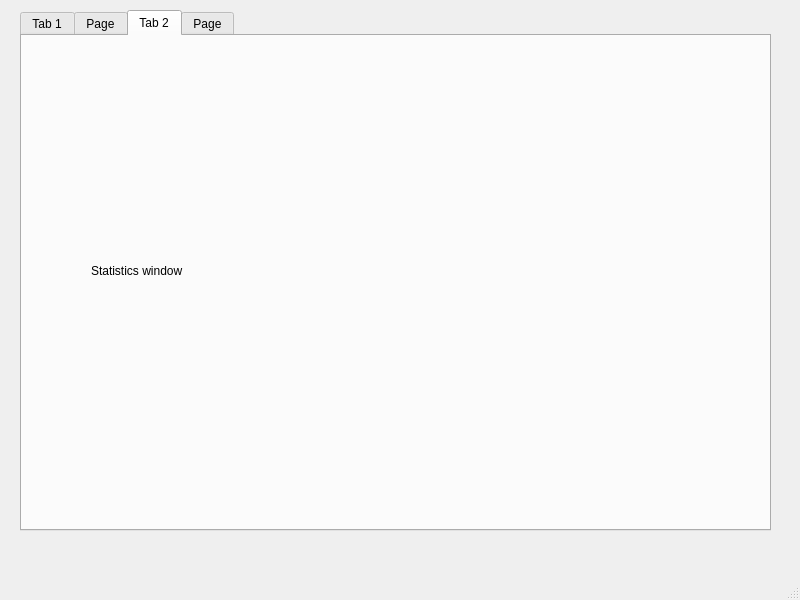
Above: apps/mainwindow.ui from coolGroup2005/tinkoffsdk_qt_app before the change. Below: the same form after it.
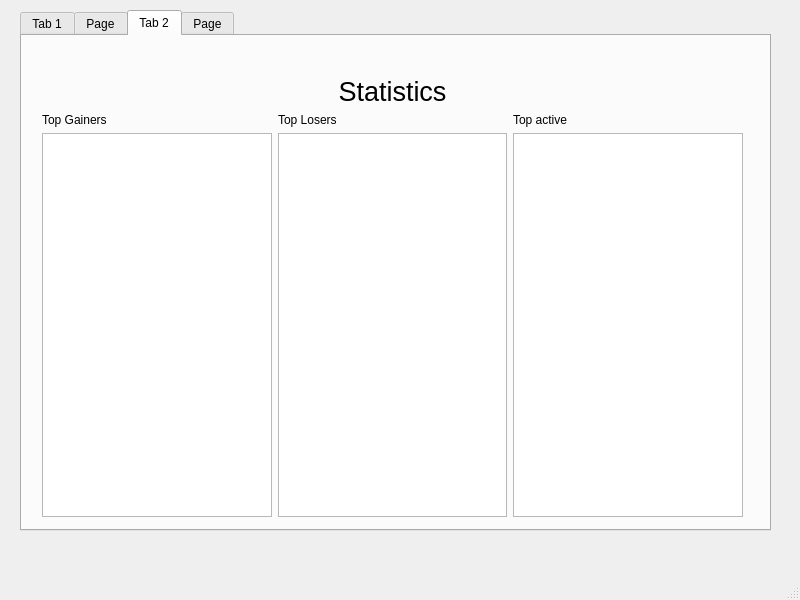
That is the form after the change. The open tabs and pages were chosen to show the change.

Commit message: modify statistics page

Patch:
```diff
--- a/apps/mainwindow.ui
+++ b/apps/mainwindow.ui
@@ -185,20 +185,80 @@
         <widget class="QWidget" name="verticalLayoutWidget_2">
          <property name="geometry">
           <rect>
-           <x>69</x>
-           <y>19</y>
-           <width>601</width>
-           <height>431</height>
+           <x>20</x>
+           <y>40</y>
+           <width>701</width>
+           <height>441</height>
           </rect>
          </property>
          <layout class="QVBoxLayout" name="verticalLayout_2">
           <item>
-           <widget class="QLabel" name="label">
+           <widget class="QLabel" name="statistics_header">
+            <property name="font">
+             <font>
+              <pointsize>20</pointsize>
+             </font>
+            </property>
+            <property name="lineWidth">
+             <number>5</number>
+            </property>
             <property name="text">
-             <string>Statistics window</string>
+             <string>Statistics</string>
+            </property>
+            <property name="alignment">
+             <set>Qt::AlignCenter</set>
+            </property>
+            <property name="margin">
+             <number>22</number>
             </property>
            </widget>
           </item>
+          <item>
+           <layout class="QHBoxLayout" name="statistics_content">
+            <item>
+             <layout class="QVBoxLayout" name="top_gainers_layout">
+              <item>
+               <widget class="QLabel" name="top_gainers_h">
+                <property name="text">
+                 <string>Top Gainers</string>
+                </property>
+               </widget>
+              </item>
+              <item>
+               <widget class="QListView" name="top_gainers_list"/>
+              </item>
+             </layout>
+            </item>
+            <item>
+             <layout class="QVBoxLayout" name="top_losers_layout">
+              <item>
+               <widget class="QLabel" name="top_losers_h">
+                <property name="text">
+                 <string>Top Losers</string>
+                </property>
+               </widget>
+              </item>
+              <item>
+               <widget class="QListView" name="top_losers_list"/>
+              </item>
+             </layout>
+            </item>
+            <item>
+             <layout class="QVBoxLayout" name="top_active_layout">
+              <item>
+               <widget class="QLabel" name="top_active_h">
+                <property name="text">
+                 <string>Top active</string>
+                </property>
+               </widget>
+              </item>
+              <item>
+               <widget class="QListView" name="top_active_list"/>
+              </item>
+             </layout>
+            </item>
+           </layout>
+          </item>
          </layout>
         </widget>
        </widget>
```
Left out of the diff: 4 changed lines with no effect on the pictures. The commit also changes 1 other file.
